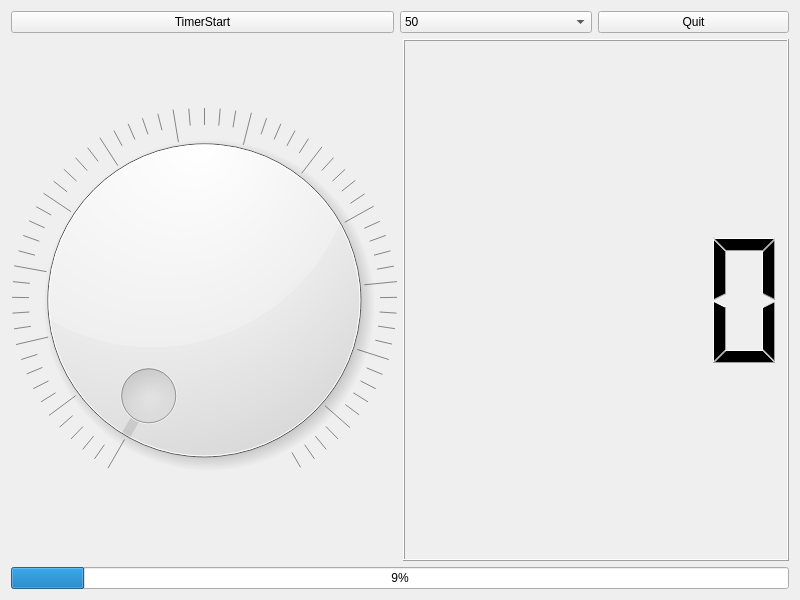
This is prototypes/study/qt_study/AiotClientQt/widget.ui in lovelyPuppies/synergy-hub as Qt 5 draws it before an edit. The edited form follows.
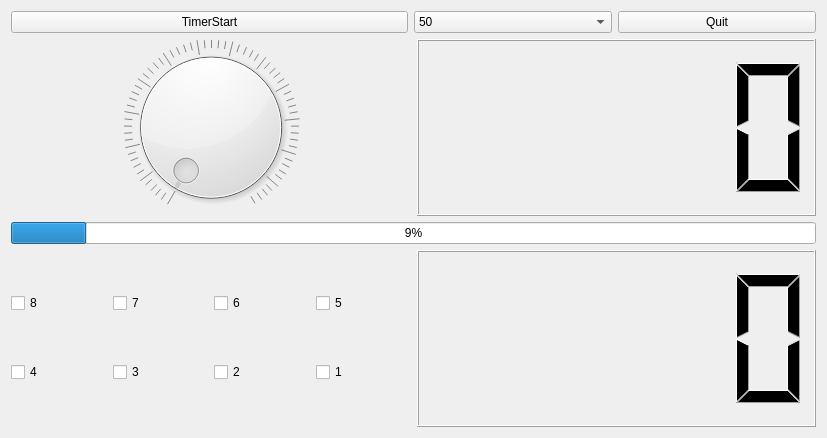
This is the edited form.

Diff of the .ui file:
```diff
--- a/prototypes/study/qt_study/AiotClientQt/widget.ui
+++ b/prototypes/study/qt_study/AiotClientQt/widget.ui
@@ -6,14 +6,14 @@
    <rect>
     <x>0</x>
     <y>0</y>
-    <width>800</width>
-    <height>600</height>
+    <width>827</width>
+    <height>438</height>
    </rect>
   </property>
   <property name="windowTitle">
    <string>Widget</string>
   </property>
-  <layout class="QVBoxLayout" name="verticalLayout" stretch="1,8,1">
+  <layout class="QVBoxLayout" name="verticalLayout" stretch="1,4,1,4">
    <item>
     <layout class="QHBoxLayout" name="horizontalLayout" stretch="2,1,1">
      <item>
@@ -101,6 +101,77 @@
      </item>
     </layout>
    </item>
+   <item>
+    <layout class="QHBoxLayout" name="horizontalLayout_4">
+     <item>
+      <layout class="QGridLayout" name="gridLayout">
+       <item row="3" column="2">
+        <widget class="QCheckBox" name="pCBKey8">
+         <property name="text">
+          <string>8</string>
+         </property>
+        </widget>
+       </item>
+       <item row="3" column="6">
+        <widget class="QCheckBox" name="pCBKey5">
+         <property name="text">
+          <string>5</string>
+         </property>
+        </widget>
+       </item>
+       <item row="3" column="4">
+        <widget class="QCheckBox" name="pCBKey6">
+         <property name="text">
+          <string>6</string>
+         </property>
+        </widget>
+       </item>
+       <item row="4" column="2">
+        <widget class="QCheckBox" name="pCBKey4">
+         <property name="text">
+          <string>4</string>
+         </property>
+        </widget>
+       </item>
+       <item row="4" column="3">
+        <widget class="QCheckBox" name="pCBKey3">
+         <property name="text">
+          <string>3</string>
+         </property>
+        </widget>
+       </item>
+       <item row="4" column="6">
+        <widget class="QCheckBox" name="pCBKey1">
+         <property name="text">
+          <string>1</string>
+         </property>
+        </widget>
+       </item>
+       <item row="4" column="4">
+        <widget class="QCheckBox" name="pCBKey2">
+         <property name="text">
+          <string>2</string>
+         </property>
+        </widget>
+       </item>
+       <item row="3" column="3">
+        <widget class="QCheckBox" name="pCBKey7">
+         <property name="text">
+          <string>7</string>
+         </property>
+        </widget>
+       </item>
+      </layout>
+     </item>
+     <item>
+      <widget class="QLCDNumber" name="pLcdNumberKey">
+       <property name="mode">
+        <enum>QLCDNumber::Mode::Hex</enum>
+       </property>
+      </widget>
+     </item>
+    </layout>
+   </item>
   </layout>
  </widget>
  <resources/>
```
Left out of the diff: 16 changed lines with no effect on the pictures.
